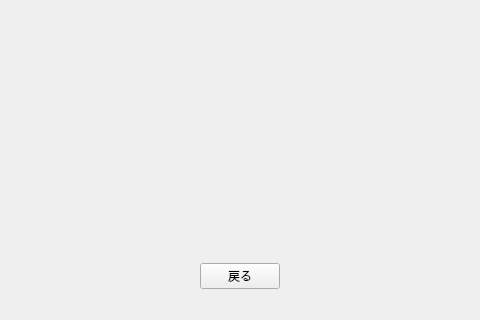
Before: the Qt Designer form stroopwindow.ui in Niboshi1/AttentionTest, drawn with Qt 5; both pictures show x 160 to 640 and y 280 to 600 of the 800 by 600 pixel window.
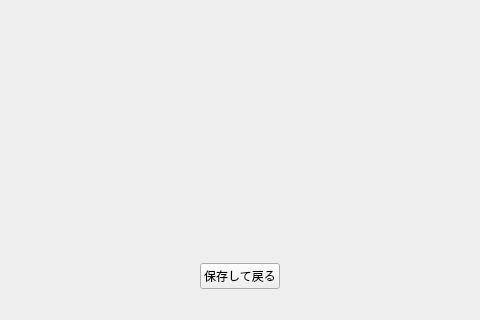
After: the same form once the commit is applied.

```diff
--- a/stroopwindow.ui
+++ b/stroopwindow.ui
@@ -31,7 +31,7 @@
        </sizepolicy>
       </property>
       <property name="text">
-       <string>戻る</string>
+       <string>保存して戻る</string>
       </property>
      </widget>
     </item>
```
